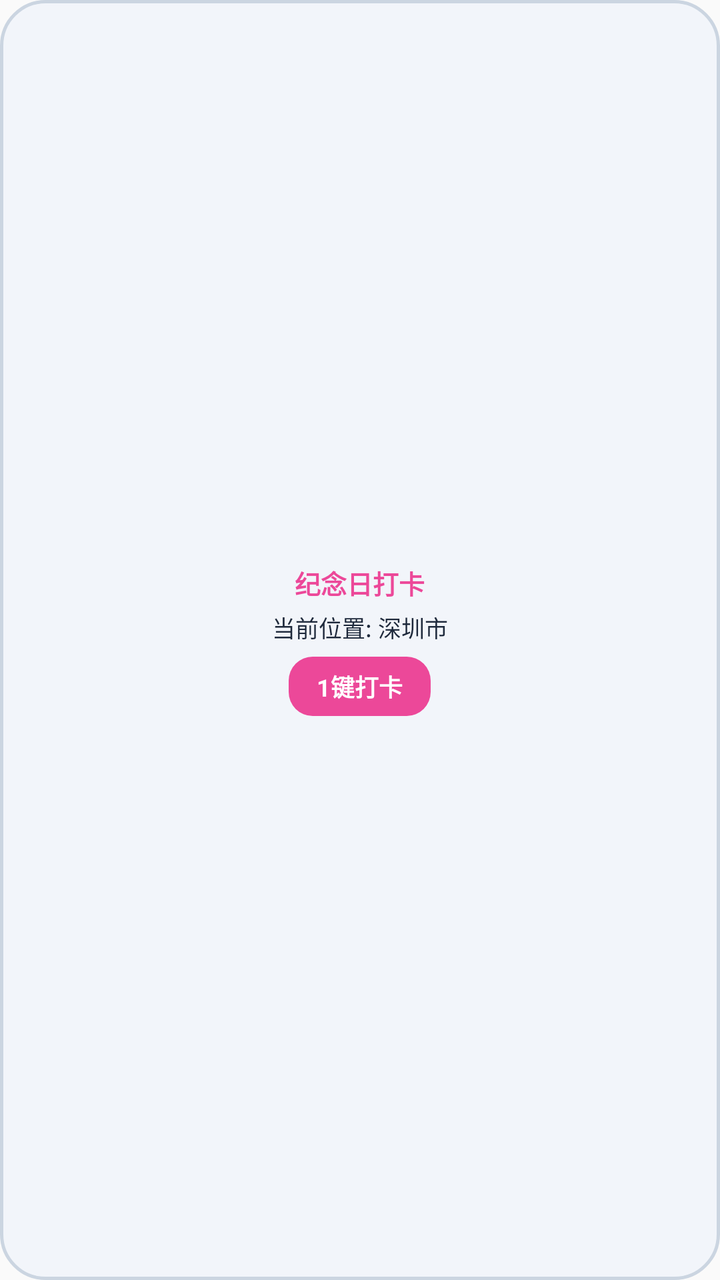
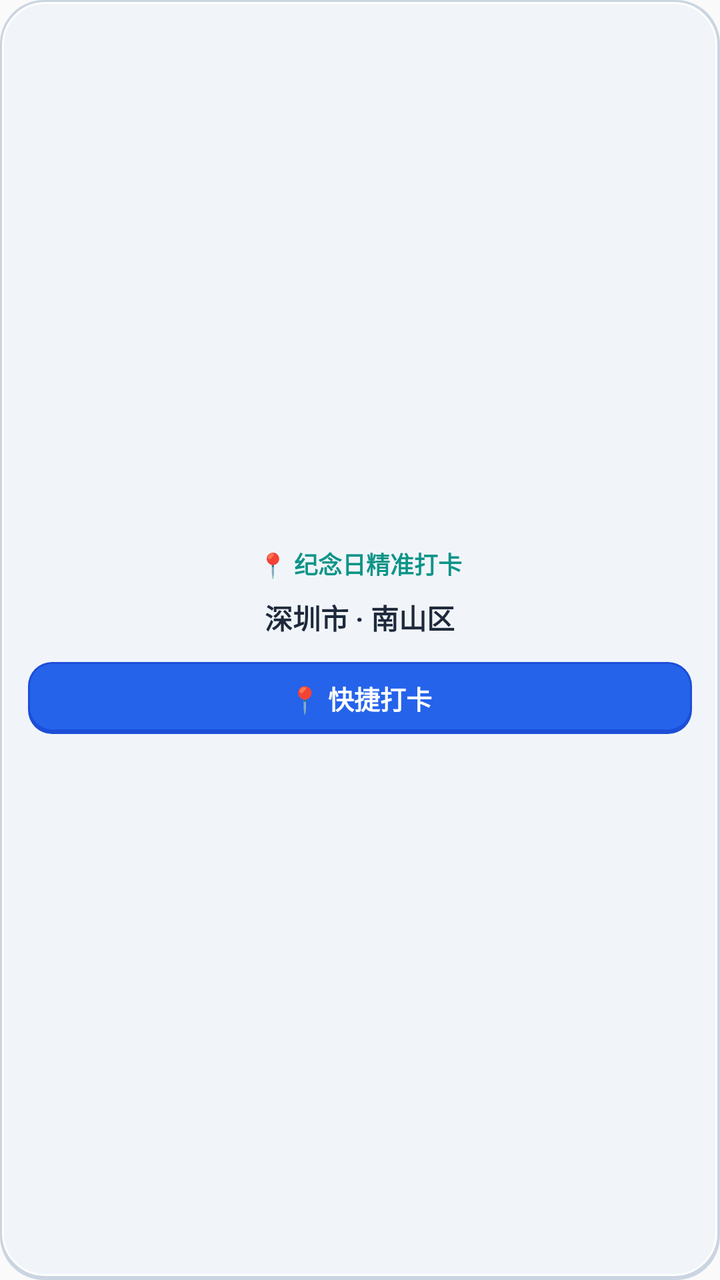

Screens rendered from an Android XML layout before and after an edit, with the pre-edit source and the edit as a unified diff.
<!-- AndroidManifest.xml: application theme Theme.DateCalculator -->
<!-- res/layout/widget_checkin.xml -->
<?xml version="1.0" encoding="utf-8"?>
<LinearLayout xmlns:android="http://schemas.android.com/apk/res/android"
    android:layout_width="match_parent"
    android:layout_height="match_parent"
    android:orientation="vertical"
    android:background="@drawable/widget_bg_neumorphic"
    android:padding="12dp"
    android:gravity="center">

    <TextView
        android:id="@+id/widget_checkin_title"
        android:layout_width="wrap_content"
        android:layout_height="wrap_content"
        android:text="纪念日打卡"
        android:textSize="13sp"
        android:textStyle="bold"
        android:textColor="#EC4899" />

    <TextView
        android:id="@+id/widget_checkin_location"
        android:layout_width="wrap_content"
        android:layout_height="wrap_content"
        android:text="当前位置: 深圳市"
        android:textSize="11.5sp"
        android:textColor="#1E293B"
        android:layout_marginTop="4dp" />

    <TextView
        android:id="@+id/widget_checkin_btn"
        android:layout_width="wrap_content"
        android:layout_height="wrap_content"
        android:text="1键打卡"
        android:textSize="12sp"
        android:textStyle="bold"
        android:textColor="#FFFFFF"
        android:background="@drawable/widget_btn_neumorphic_pink"
        android:paddingHorizontal="14dp"
        android:paddingVertical="6dp"
        android:layout_marginTop="6dp" />
</LinearLayout>
<!-- resources referenced by this layout -->
<resources>
  <!-- drawable widget_bg_neumorphic (drawable) -->
  <?xml version="1.0" encoding="utf-8"?>
  <shape xmlns:android="http://schemas.android.com/apk/res/android">
      <solid android:color="#F2F5FA" />
      <corners android:radius="22dp" />
      <stroke android:width="1.5dp" android:color="#CBD5E1" />
  </shape>
  <!-- drawable widget_btn_neumorphic_pink (drawable) -->
  <?xml version="1.0" encoding="utf-8"?>
  <shape xmlns:android="http://schemas.android.com/apk/res/android">
      <solid android:color="#EC4899" />
      <corners android:radius="12dp" />
  </shape>
  <style name="Theme.DateCalculator" parent="android:Theme.Material.Light.NoActionBar" />
</resources>

<!-- the commit's change to res/layout/widget_checkin.xml (unified diff, before → after) -->
@@ -4,37 +4,37 @@
     android:layout_height="match_parent"
     android:orientation="vertical"
     android:background="@drawable/widget_bg_neumorphic"
-    android:padding="12dp"
+    android:padding="14dp"
     android:gravity="center">
 
     <TextView
         android:id="@+id/widget_checkin_title"
         android:layout_width="wrap_content"
         android:layout_height="wrap_content"
-        android:text="纪念日打卡"
-        android:textSize="13sp"
+        android:text="📍 纪念日精准打卡"
+        android:textSize="12sp"
         android:textStyle="bold"
-        android:textColor="#EC4899" />
+        android:textColor="#0D9488" />
 
     <TextView
         android:id="@+id/widget_checkin_location"
         android:layout_width="wrap_content"
         android:layout_height="wrap_content"
-        android:text="当前位置: 深圳市"
-        android:textSize="11.5sp"
+        android:text="深圳市 · 南山区"
+        android:textSize="14sp"
+        android:textStyle="bold"
         android:textColor="#1E293B"
-        android:layout_marginTop="4dp" />
+        android:layout_marginTop="8dp" />
 
     <TextView
-        android:id="@+id/widget_checkin_btn"
-        android:layout_width="wrap_content"
-        android:layout_height="wrap_content"
-        android:text="1键打卡"
-        android:textSize="12sp"
+        android:id="@+id/btn_do_checkin"
+        android:layout_width="match_parent"
+        android:layout_height="36dp"
+        android:text="📍 快捷打卡"
+        android:textSize="13sp"
         android:textStyle="bold"
         android:textColor="#FFFFFF"
-        android:background="@drawable/widget_btn_neumorphic_pink"
-        android:paddingHorizontal="14dp"
-        android:paddingVertical="6dp"
-        android:layout_marginTop="6dp" />
+        android:background="@drawable/widget_btn_neumorphic_accent"
+        android:gravity="center"
+        android:layout_marginTop="12dp" />
 </LinearLayout>
<!-- resource entries referenced after the edit -->
@@ -2,17 +2,49 @@
 <resources>
   <!-- drawable widget_bg_neumorphic (drawable) -->
   <?xml version="1.0" encoding="utf-8"?>
-  <shape xmlns:android="http://schemas.android.com/apk/res/android">
-      <solid android:color="#F2F5FA" />
-      <corners android:radius="22dp" />
-      <stroke android:width="1.5dp" android:color="#CBD5E1" />
-  </shape>
-  <!-- drawable widget_btn_neumorphic_pink (drawable) -->
+  <layer-list xmlns:android="http://schemas.android.com/apk/res/android">
+      
+      <item>
+          <shape android:shape="rectangle">
+              <solid android:color="#CBD5E1" />
+              <corners android:radius="22dp" />
+          </shape>
+      </item>
+      
+      <item
+          android:top="1dp"
+          android:left="1dp"
+          android:right="1.5dp"
+          android:bottom="2dp">
+          <shape android:shape="rectangle">
+              <solid android:color="#F1F5F9" />
+              <corners android:radius="21dp" />
+              <stroke
+                  android:width="1dp"
+                  android:color="#FFFFFF" />
+          </shape>
+      </item>
+  </layer-list>
+  <!-- drawable widget_btn_neumorphic_accent (drawable) -->
   <?xml version="1.0" encoding="utf-8"?>
-  <shape xmlns:android="http://schemas.android.com/apk/res/android">
-      <solid android:color="#EC4899" />
-      <corners android:radius="12dp" />
-  </shape>
+  <layer-list xmlns:android="http://schemas.android.com/apk/res/android">
+      <item>
+          <shape android:shape="rectangle">
+              <solid android:color="#1D4ED8" />
+              <corners android:radius="12dp" />
+          </shape>
+      </item>
+      <item
+          android:top="1dp"
+          android:left="1dp"
+          android:right="1dp"
+          android:bottom="2.5dp">
+          <shape android:shape="rectangle">
+              <solid android:color="#2563EB" />
+              <corners android:radius="11dp" />
+          </shape>
+      </item>
+  </layer-list>
   <style name="Theme.DateCalculator" parent="android:Theme.Material.Light.NoActionBar" />
 </resources>
 
